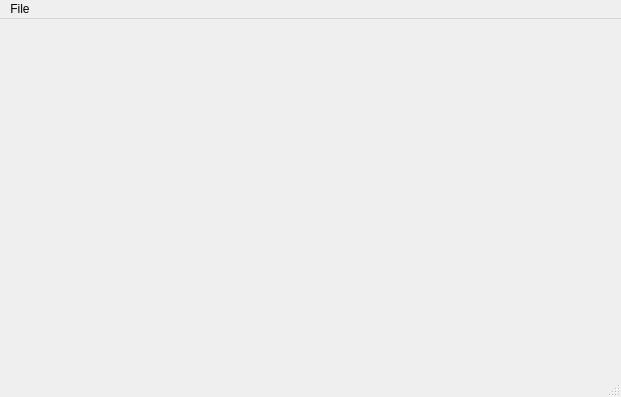
Before: the Qt Designer form qc-proj1/mainwindow.ui in yyk99/qt_junk, drawn with Qt 5.
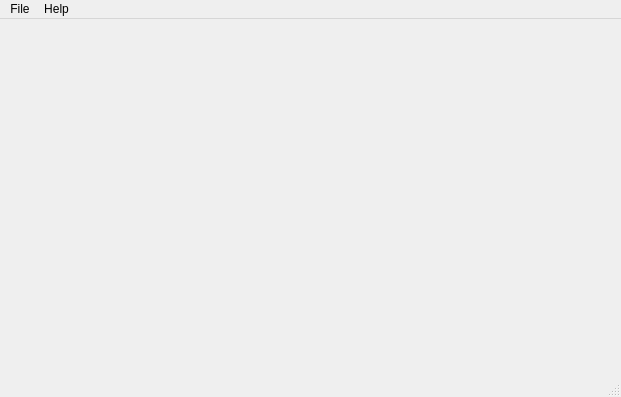
After: the same form once the commit is applied.

The edit to the form file:
```diff
--- a/qc-proj1/mainwindow.ui
+++ b/qc-proj1/mainwindow.ui
@@ -38,7 +38,14 @@
     <addaction name="separator"/>
     <addaction name="actionExit"/>
    </widget>
+   <widget class="QMenu" name="menuHelp">
+    <property name="title">
+     <string>Help</string>
+    </property>
+    <addaction name="actionAbout"/>
+   </widget>
    <addaction name="menuFile"/>
+   <addaction name="menuHelp"/>
   </widget>
   <widget class="QStatusBar" name="statusbar"/>
   <action name="actionSelect_Online_Source">
```
Left out of the diff: 5 changed lines with no effect on the pictures.
